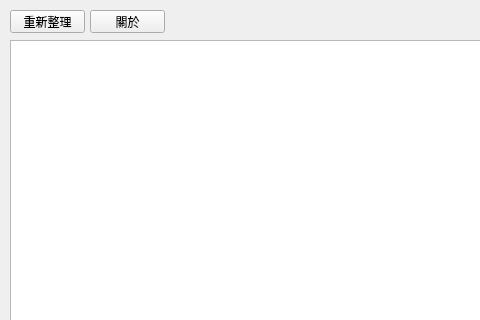
Above: mainwindow.ui from MizuyoruTW/TERS before the change; both pictures show x 0 to 480 and y 0 to 320 of the 800 by 559 pixel window. Below: the same form after it.
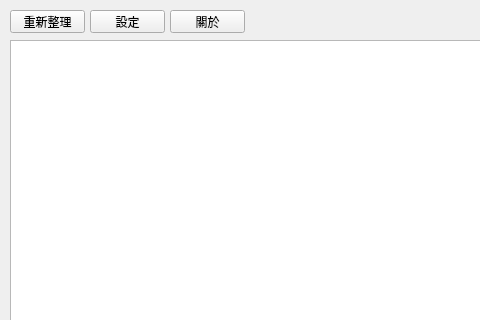
That is the form after the change.

```diff
--- a/mainwindow.ui
+++ b/mainwindow.ui
@@ -52,7 +52,7 @@
    <widget class="QPushButton" name="about">
     <property name="geometry">
      <rect>
-      <x>90</x>
+      <x>170</x>
       <y>10</y>
       <width>75</width>
       <height>23</height>
@@ -75,6 +75,19 @@
      <string>重新整理</string>
     </property>
    </widget>
+   <widget class="QPushButton" name="setting">
+    <property name="geometry">
+     <rect>
+      <x>90</x>
+      <y>10</y>
+      <width>75</width>
+      <height>23</height>
+     </rect>
+    </property>
+    <property name="text">
+     <string>設定</string>
+    </property>
+   </widget>
   </widget>
  </widget>
  <resources/>
```
